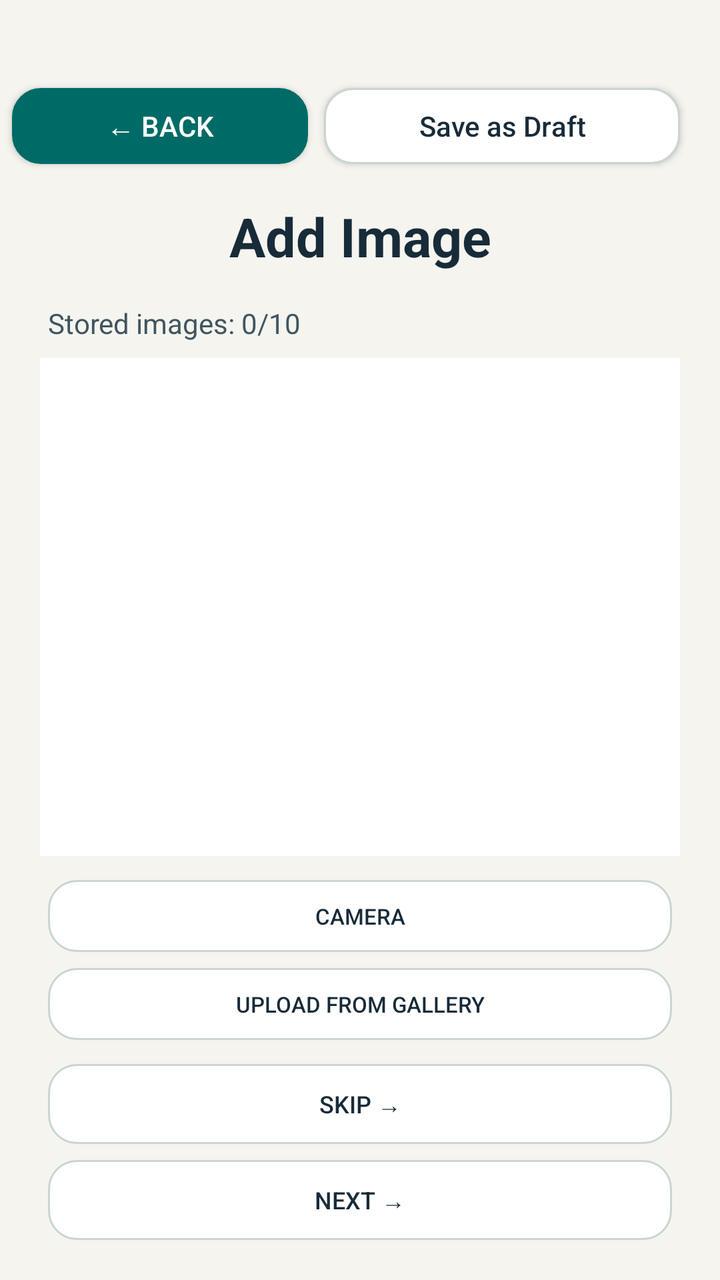
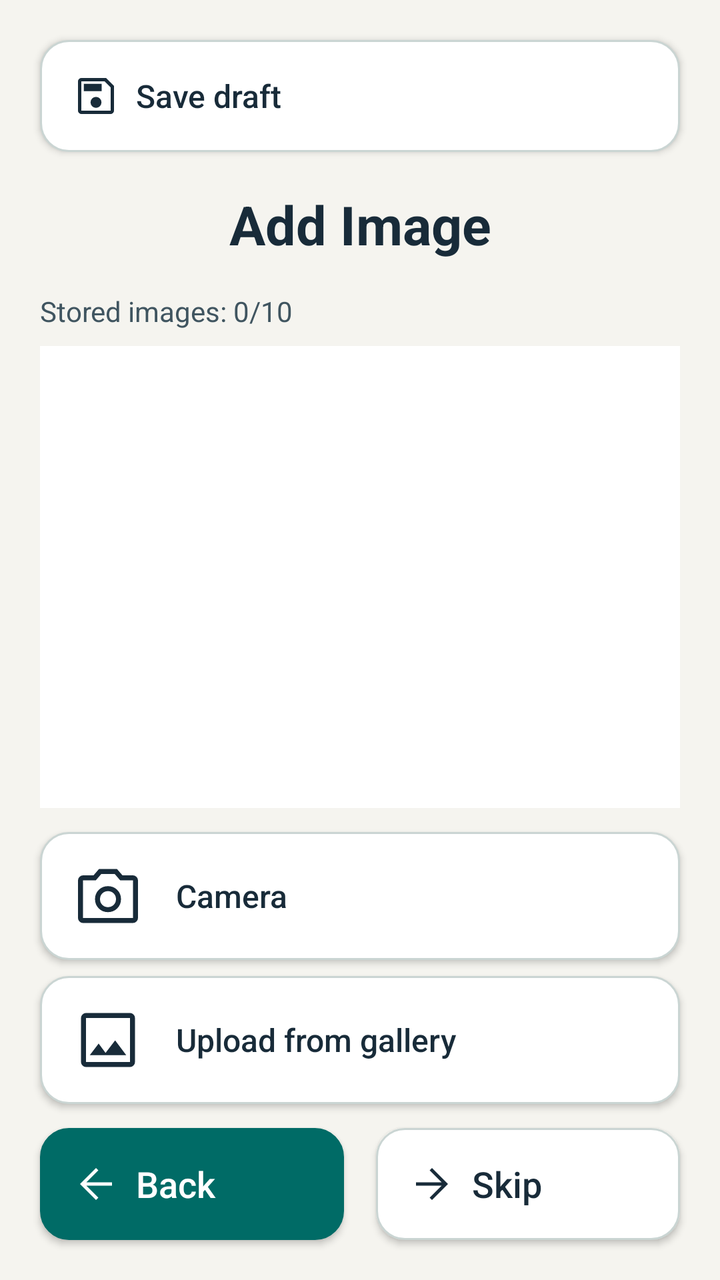

Two renders of the same Android screen: before a commit and after it. Below are the layout's source before the change and the commit's diff.
<!-- AndroidManifest.xml: application theme Theme.JavaReportingSystem -->
<!-- res/layout/activity_report_images.xml -->
<?xml version="1.0" encoding="utf-8"?>
<androidx.constraintlayout.widget.ConstraintLayout xmlns:android="http://schemas.android.com/apk/res/android"
    xmlns:app="http://schemas.android.com/apk/res-auto"
    xmlns:tools="http://schemas.android.com/tools"
    android:id="@+id/main"
    android:layout_width="match_parent"
    android:layout_height="match_parent"
    tools:context=".ui.ReportImagesActivity">

    
    <Button
        android:id="@+id/btnBack"
        android:layout_width="148dp"
        android:layout_height="38dp"
        android:layout_marginStart="6dp"
        android:layout_marginTop="44dp"
        android:background="@drawable/back_button"
        android:gravity="center"
        android:minHeight="0dp"
        android:minWidth="0dp"
        android:padding="0dp"
        android:text="← BACK"
        android:textColor="@color/safety_on_action"
        android:textAllCaps="false"
        android:textSize="14sp"
        app:layout_constraintStart_toStartOf="parent"
        app:layout_constraintTop_toTopOf="parent"
                app:backgroundTint="@null" />

    <Button
        android:id="@+id/btnSaveDraft"
        android:layout_width="0dp"
        android:layout_height="38dp"
        android:layout_marginStart="8dp"
        android:layout_marginEnd="20dp"
        android:background="@drawable/outline_button"
        android:text="@string/save_as_draft"
        android:textAllCaps="false"
        android:textColor="@color/safety_text"
        android:textSize="14sp"
        android:minWidth="0dp"
        android:paddingStart="8dp"
        android:paddingEnd="8dp"
        app:backgroundTint="@null"
        app:layout_constraintStart_toEndOf="@id/btnBack"
        app:layout_constraintEnd_toEndOf="parent"
        app:layout_constraintTop_toTopOf="@id/btnBack" />



    <TextView
        android:id="@+id/tvTitle"
        android:layout_width="wrap_content"
        android:layout_height="wrap_content"
        android:layout_marginTop="18dp"
        android:text="Add Image"
        android:textSize="27sp"
        android:textStyle="bold"
        android:textColor="@color/safety_text"
        app:layout_constraintTop_toBottomOf="@id/btnBack"
        app:layout_constraintStart_toStartOf="parent"
        app:layout_constraintEnd_toEndOf="parent" />

    <TextView
        android:id="@+id/tvImageCount"
        android:layout_width="wrap_content"
        android:layout_height="wrap_content"
        android:layout_marginStart="24dp"
        android:layout_marginTop="16dp"
        android:text="Stored images: 0/10"
        android:textSize="14sp"
        android:textColor="@color/safety_text_secondary"
        app:layout_constraintTop_toBottomOf="@id/tvTitle"
        app:layout_constraintStart_toStartOf="parent" />

    <androidx.recyclerview.widget.RecyclerView
        android:id="@+id/rvImageThumbnails"
        android:layout_width="0dp"
        android:layout_height="0dp"
        android:layout_marginStart="20dp"
        android:background="@color/safety_surface"
        android:layout_marginEnd="20dp"
        android:layout_marginTop="8dp"
        android:layout_marginBottom="12dp"
        android:clipToPadding="false"
        android:paddingBottom="4dp"
        android:overScrollMode="ifContentScrolls"
        app:layout_constraintTop_toBottomOf="@id/tvImageCount"
        app:layout_constraintBottom_toTopOf="@id/btnCamera"
        app:layout_constraintStart_toStartOf="parent"
        app:layout_constraintEnd_toEndOf="parent" />

    <Button
        android:id="@+id/btnCamera"
        android:layout_width="0dp"
        android:layout_height="36dp"
        android:layout_marginStart="24dp"
        android:layout_marginEnd="24dp"
        android:layout_marginBottom="8dp"
        android:text="CAMERA"
        android:textSize="11sp"
        android:textColor="@color/safety_text"
        android:background="@drawable/outline_button"
        android:minWidth="0dp"
        android:minHeight="0dp"
        android:padding="0dp"
        android:stateListAnimator="@null"
        app:layout_constraintBottom_toTopOf="@id/btnGallery"
        app:layout_constraintStart_toStartOf="parent"
        app:layout_constraintEnd_toEndOf="parent"
                app:backgroundTint="@null" />

    <Button
        android:id="@+id/btnGallery"
        android:layout_width="0dp"
        android:layout_height="36dp"
        android:layout_marginStart="24dp"
        android:layout_marginEnd="24dp"
        android:layout_marginBottom="12dp"
        android:text="UPLOAD FROM GALLERY"
        android:textSize="11sp"
        android:textColor="@color/safety_text"
        android:background="@drawable/outline_button"
        android:minWidth="0dp"
        android:minHeight="0dp"
        android:padding="0dp"
        android:stateListAnimator="@null"
        app:layout_constraintBottom_toTopOf="@id/btnSkip"
        app:layout_constraintStart_toStartOf="parent"
        app:layout_constraintEnd_toEndOf="parent"
                app:backgroundTint="@null" />

    <Button
        android:id="@+id/btnSkip"
        android:layout_width="0dp"
        android:layout_height="40dp"
        android:layout_marginStart="24dp"
        android:layout_marginEnd="24dp"
        android:layout_marginBottom="8dp"
        android:text="Skip →"
        android:textSize="12sp"
        android:textColor="@color/safety_text"
        android:background="@drawable/outline_button"
        android:minWidth="0dp"
        android:minHeight="0dp"
        android:padding="0dp"
        android:stateListAnimator="@null"
        app:layout_constraintBottom_toTopOf="@id/btnNext"
        app:layout_constraintStart_toStartOf="parent"
        app:layout_constraintEnd_toEndOf="parent"
                app:backgroundTint="@null" />

    <Button
        android:id="@+id/btnNext"
        android:layout_width="0dp"
        android:layout_height="40dp"
        android:layout_marginStart="24dp"
        android:layout_marginEnd="24dp"
        android:layout_marginBottom="20dp"
        android:text="Next →"
        android:textSize="12sp"
        android:textColor="@color/safety_text"
        android:background="@drawable/outline_button"
        android:minWidth="0dp"
        android:minHeight="0dp"
        android:padding="0dp"
        android:stateListAnimator="@null"
        app:layout_constraintBottom_toBottomOf="parent"
        app:layout_constraintStart_toStartOf="parent"
        app:layout_constraintEnd_toEndOf="parent"
                app:backgroundTint="@null" />

</androidx.constraintlayout.widget.ConstraintLayout>
<!-- resources referenced by this layout -->
<resources>
  <string name="save_as_draft">Save as Draft</string>
  <!-- unchanged entries left out for length: 11 -->
</resources>

<!-- the commit's change to res/layout/activity_report_images.xml (unified diff, before → after) -->
@@ -1,173 +1,200 @@
 <?xml version="1.0" encoding="utf-8"?>
 <androidx.constraintlayout.widget.ConstraintLayout xmlns:android="http://schemas.android.com/apk/res/android"
     xmlns:app="http://schemas.android.com/apk/res-auto"
-    xmlns:tools="http://schemas.android.com/tools"
     android:id="@+id/main"
     android:layout_width="match_parent"
     android:layout_height="match_parent"
-    tools:context=".ui.ReportImagesActivity">
-
-    
-    <Button
-        android:id="@+id/btnBack"
-        android:layout_width="148dp"
-        android:layout_height="38dp"
-        android:layout_marginStart="6dp"
-        android:layout_marginTop="44dp"
-        android:background="@drawable/back_button"
-        android:gravity="center"
-        android:minHeight="0dp"
-        android:minWidth="0dp"
-        android:padding="0dp"
-        android:text="← BACK"
-        android:textColor="@color/safety_on_action"
-        android:textAllCaps="false"
-        android:textSize="14sp"
-        app:layout_constraintStart_toStartOf="parent"
-        app:layout_constraintTop_toTopOf="parent"
-                app:backgroundTint="@null" />
+    android:background="@color/safety_background">
+
+    <androidx.constraintlayout.widget.Guideline
+        android:id="@+id/bottomGuide"
+        android:layout_width="wrap_content"
+        android:layout_height="wrap_content"
+        android:orientation="vertical"
+        app:layout_constraintGuide_percent="0.5" />
 
     <Button
         android:id="@+id/btnSaveDraft"
         android:layout_width="0dp"
-        android:layout_height="38dp"
-        android:layout_marginStart="8dp"
-        android:layout_marginEnd="20dp"
-        android:background="@drawable/outline_button"
+        android:layout_height="56dp"
+        android:layout_marginStart="20dp"
+        android:layout_marginTop="20dp"
+        android:layout_marginEnd="20dp"
+        android:background="@drawable/outline_button"
+        android:drawableStart="@drawable/ic_ms_save"
+        android:drawableTint="@color/safety_text"
+        android:drawablePadding="8dp"
+        android:gravity="center_vertical|start"
+        android:paddingStart="16dp"
+        android:paddingEnd="16dp"
         android:text="@string/save_as_draft"
         android:textAllCaps="false"
         android:textColor="@color/safety_text"
-        android:textSize="14sp"
-        android:minWidth="0dp"
-        android:paddingStart="8dp"
-        android:paddingEnd="8dp"
-        app:backgroundTint="@null"
-        app:layout_constraintStart_toEndOf="@id/btnBack"
-        app:layout_constraintEnd_toEndOf="parent"
-        app:layout_constraintTop_toTopOf="@id/btnBack" />
-
-
+        android:textSize="16sp"
+        app:backgroundTint="@null"
+        app:layout_constraintEnd_toEndOf="parent"
+        app:layout_constraintStart_toStartOf="parent"
+        app:layout_constraintTop_toTopOf="parent" />
 
     <TextView
         android:id="@+id/tvTitle"
-        android:layout_width="wrap_content"
+        android:layout_width="0dp"
         android:layout_height="wrap_content"
         android:layout_marginTop="18dp"
-        android:text="Add Image"
+        android:gravity="center"
+        android:text="@string/add_image_title"
+        android:textColor="@color/safety_text"
         android:textSize="27sp"
         android:textStyle="bold"
-        android:textColor="@color/safety_text"
-        app:layout_constraintTop_toBottomOf="@id/btnBack"
-        app:layout_constraintStart_toStartOf="parent"
-        app:layout_constraintEnd_toEndOf="parent" />
+        app:layout_constraintEnd_toEndOf="parent"
+        app:layout_constraintStart_toStartOf="parent"
+        app:layout_constraintTop_toBottomOf="@id/btnSaveDraft" />
 
     <TextView
         android:id="@+id/tvImageCount"
-        android:layout_width="wrap_content"
+        android:layout_width="0dp"
         android:layout_height="wrap_content"
-        android:layout_marginStart="24dp"
+        android:layout_marginStart="20dp"
         android:layout_marginTop="16dp"
-        android:text="Stored images: 0/10"
+        android:layout_marginEnd="20dp"
+        android:text="@string/stored_images_empty"
+        android:textColor="@color/safety_text_secondary"
         android:textSize="14sp"
-        android:textColor="@color/safety_text_secondary"
-        app:layout_constraintTop_toBottomOf="@id/tvTitle"
-        app:layout_constraintStart_toStartOf="parent" />
+        app:layout_constraintEnd_toEndOf="parent"
+        app:layout_constraintStart_toStartOf="parent"
+        app:layout_constraintTop_toBottomOf="@id/tvTitle" />
 
     <androidx.recyclerview.widget.RecyclerView
         android:id="@+id/rvImageThumbnails"
         android:layout_width="0dp"
         android:layout_height="0dp"
         android:layout_marginStart="20dp"
+        android:layout_marginTop="8dp"
+        android:layout_marginEnd="20dp"
+        android:layout_marginBottom="12dp"
         android:background="@color/safety_surface"
-        android:layout_marginEnd="20dp"
-        android:layout_marginTop="8dp"
+        android:clipToPadding="false"
+        android:overScrollMode="ifContentScrolls"
+        android:paddingBottom="8dp"
+        android:scrollbars="vertical"
+        app:layout_constraintBottom_toTopOf="@id/btnCamera"
+        app:layout_constraintEnd_toEndOf="parent"
+        app:layout_constraintStart_toStartOf="parent"
+        app:layout_constraintTop_toBottomOf="@id/tvImageCount" />
+
+    <Button
+        android:id="@+id/btnCamera"
+        android:layout_width="0dp"
+        android:layout_height="64dp"
+        android:layout_marginStart="20dp"
+        android:layout_marginEnd="20dp"
+        android:layout_marginBottom="8dp"
+        android:background="@drawable/outline_button"
+        android:drawableStart="@drawable/ic_ms_photo_camera"
+        android:drawableTint="@color/safety_text"
+        android:drawablePadding="16dp"
+        android:gravity="center_vertical|start"
+        android:paddingStart="16dp"
+        android:paddingEnd="16dp"
+        android:text="@string/camera_action"
+        android:textAllCaps="false"
+        android:textColor="@color/safety_text"
+        android:textSize="16sp"
+        app:backgroundTint="@null"
+        app:layout_constraintBottom_toTopOf="@id/btnGallery"
+        app:layout_constraintEnd_toEndOf="parent"
+        app:layout_constraintStart_toStartOf="parent" />
+
+    <Button
+        android:id="@+id/btnGallery"
+        android:layout_width="0dp"
+        android:layout_height="64dp"
+        android:layout_marginStart="20dp"
+        android:layout_marginEnd="20dp"
         android:layout_marginBottom="12dp"
-        android:clipToPadding="false"
-        android:paddingBottom="4dp"
-        android:overScrollMode="ifContentScrolls"
-        app:layout_constraintTop_toBottomOf="@id/tvImageCount"
-        app:layout_constraintBottom_toTopOf="@id/btnCamera"
-        app:layout_constraintStart_toStartOf="parent"
-        app:layout_constraintEnd_toEndOf="parent" />
-
-    <Button
-        android:id="@+id/btnCamera"
-        android:layout_width="0dp"
-        android:layout_height="36dp"
-        android:layout_marginStart="24dp"
-        android:layout_marginEnd="24dp"
-        android:layout_marginBottom="8dp"
-        android:text="CAMERA"
-        android:textSize="11sp"
-        android:textColor="@color/safety_text"
-        android:background="@drawable/outline_button"
-        android:minWidth="0dp"
-        android:minHeight="0dp"
-        android:padding="0dp"
-        android:stateListAnimator="@null"
-        app:layout_constraintBottom_toTopOf="@id/btnGallery"
-        app:layout_constraintStart_toStartOf="parent"
-        app:layout_constraintEnd_toEndOf="parent"
-                app:backgroundTint="@null" />
-
-    <Button
-        android:id="@+id/btnGallery"
-        android:layout_width="0dp"
-        android:layout_height="36dp"
-        android:layout_marginStart="24dp"
-        android:layout_marginEnd="24dp"
-        android:layout_marginBottom="12dp"
-        android:text="UPLOAD FROM GALLERY"
-        android:textSize="11sp"
-        android:textColor="@color/safety_text"
-        android:background="@drawable/outline_button"
-        android:minWidth="0dp"
-        android:minHeight="0dp"
-        android:padding="0dp"
-        android:stateListAnimator="@null"
-        app:layout_constraintBottom_toTopOf="@id/btnSkip"
-        app:layout_constraintStart_toStartOf="parent"
-        app:layout_constraintEnd_toEndOf="parent"
-                app:backgroundTint="@null" />
+        android:background="@drawable/outline_button"
+        android:drawableStart="@drawable/ic_ms_image"
+        android:drawableTint="@color/safety_text"
+        android:drawablePadding="16dp"
+        android:gravity="center_vertical|start"
+        android:paddingStart="16dp"
+        android:paddingEnd="16dp"
+        android:text="@string/gallery_action"
+        android:textAllCaps="false"
+        android:textColor="@color/safety_text"
+        android:textSize="16sp"
+        app:backgroundTint="@null"
+        app:layout_constraintBottom_toTopOf="@id/btnBack"
+        app:layout_constraintEnd_toEndOf="parent"
+        app:layout_constraintStart_toStartOf="parent" />
+
+    <Button
+        android:id="@+id/btnBack"
+        android:layout_width="0dp"
+        android:layout_height="56dp"
+        android:layout_marginStart="20dp"
+        android:layout_marginEnd="8dp"
+        android:layout_marginBottom="20dp"
+        android:background="@drawable/back_button"
+        android:drawableStart="@drawable/ic_ms_arrow_back"
+        android:drawableTint="@color/safety_on_action"
+        android:drawablePadding="8dp"
+        android:gravity="center_vertical|start"
+        android:paddingStart="16dp"
+        android:paddingEnd="16dp"
+        android:text="@string/back"
+        android:textAllCaps="false"
+        android:textColor="@color/safety_on_action"
+        android:textSize="18sp"
+        app:backgroundTint="@null"
+        app:layout_constraintBottom_toBottomOf="parent"
+        app:layout_constraintEnd_toStartOf="@id/bottomGuide"
+        app:layout_constraintStart_toStartOf="parent" />
 
     <Button
         android:id="@+id/btnSkip"
         android:layout_width="0dp"
-        android:layout_height="40dp"
-        android:layout_marginStart="24dp"
-        android:layout_marginEnd="24dp"
-        android:layout_marginBottom="8dp"
-        android:text="Skip →"
-        android:textSize="12sp"
-        android:textColor="@color/safety_text"
-        android:background="@drawable/outline_button"
-        android:minWidth="0dp"
-        android:minHeight="0dp"
-        android:padding="0dp"
-        android:stateListAnimator="@null"
-        app:layout_constraintBottom_toTopOf="@id/btnNext"
-        app:layout_constraintStart_toStartOf="parent"
-        app:layout_constraintEnd_toEndOf="parent"
-                app:backgroundTint="@null" />
+        android:layout_height="56dp"
+        android:layout_marginStart="8dp"
+        android:layout_marginEnd="20dp"
+        android:layout_marginBottom="20dp"
+        android:background="@drawable/outline_button"
+        android:drawableStart="@drawable/ic_ms_arrow_forward"
+        android:drawableTint="@color/safety_text"
+        android:drawablePadding="8dp"
+        android:gravity="center_vertical|start"
+        android:paddingStart="16dp"
+        android:paddingEnd="16dp"
+        android:text="@string/skip"
+        android:textAllCaps="false"
+        android:textColor="@color/safety_text"
+        android:textSize="18sp"
+        app:backgroundTint="@null"
+        app:layout_constraintBottom_toBottomOf="parent"
+        app:layout_constraintEnd_toEndOf="parent"
+        app:layout_constraintStart_toStartOf="@id/bottomGuide" />
 
     <Button
         android:id="@+id/btnNext"
         android:layout_width="0dp"
-        android:layout_height="40dp"
-        android:layout_marginStart="24dp"
-        android:layout_marginEnd="24dp"
+        android:layout_height="56dp"
+        android:layout_marginStart="8dp"
+        android:layout_marginEnd="20dp"
         android:layout_marginBottom="20dp"
-        android:text="Next →"
-        android:textSize="12sp"
-        android:textColor="@color/safety_text"
-        android:background="@drawable/outline_button"
-        android:minWidth="0dp"
-        android:minHeight="0dp"
-        android:padding="0dp"
-        android:stateListAnimator="@null"
+        android:background="@drawable/next_button"
+        android:drawableStart="@drawable/ic_ms_arrow_forward"
+        android:drawableTint="@color/safety_on_action"
+        android:drawablePadding="8dp"
+        android:gravity="center_vertical|start"
+        android:paddingStart="16dp"
+        android:paddingEnd="16dp"
+        android:text="@string/next"
+        android:textAllCaps="false"
+        android:textColor="@color/safety_on_action"
+        android:textSize="18sp"
+        android:visibility="gone"
+        app:backgroundTint="@null"
         app:layout_constraintBottom_toBottomOf="parent"
-        app:layout_constraintStart_toStartOf="parent"
-        app:layout_constraintEnd_toEndOf="parent"
-                app:backgroundTint="@null" />
-
+        app:layout_constraintEnd_toEndOf="parent"
+        app:layout_constraintStart_toStartOf="@id/bottomGuide" />
 </androidx.constraintlayout.widget.ConstraintLayout>
<!-- resource entries referenced after the edit -->
@@ -1,6 +1,75 @@
 <!-- resources referenced by this layout -->
 <resources>
-  <string name="save_as_draft">Save as Draft</string>
+  <!-- drawable ic_ms_arrow_back (drawable) -->
+  <vector xmlns:android="http://schemas.android.com/apk/res/android"
+      android:width="24dp"
+      android:height="24dp"
+      android:viewportWidth="960"
+      android:viewportHeight="960"
+      android:autoMirrored="true">
+    <path
+        android:fillColor="@color/safety_text"
+        android:pathData="M287,513.33L527,753.33L480,800L160,480L480,160L527,206.67L287,446.67L800,446.67L800,513.33L287,513.33Z"/>
+  </vector>
+  <!-- drawable ic_ms_arrow_forward (drawable) -->
+  <vector xmlns:android="http://schemas.android.com/apk/res/android"
+      android:width="24dp"
+      android:height="24dp"
+      android:viewportWidth="960"
+      android:viewportHeight="960"
+      android:autoMirrored="true">
+    <path
+        android:fillColor="@color/safety_text"
+        android:pathData="M673,513.33L160,513.33L160,446.67L673,446.67L433,206.67L480,160L800,480L480,800L433,753.33L673,513.33Z"/>
+  </vector>
+  <!-- drawable ic_ms_image (drawable) -->
+  <vector xmlns:android="http://schemas.android.com/apk/res/android"
+      android:width="36dp"
+      android:height="36dp"
+      android:viewportWidth="960"
+      android:viewportHeight="960"
+  >
+    <path
+        android:fillColor="@color/safety_text"
+        android:pathData="M186.67,840Q159.67,840 139.83,820.17Q120,800.33 120,773.33L120,186.67Q120,159.67 139.83,139.83Q159.67,120 186.67,120L773.33,120Q800.33,120 820.17,139.83Q840,159.67 840,186.67L840,773.33Q840,800.33 820.17,820.17Q800.33,840 773.33,840L186.67,840ZM186.67,773.33L773.33,773.33Q773.33,773.33 773.33,773.33Q773.33,773.33 773.33,773.33L773.33,186.67Q773.33,186.67 773.33,186.67Q773.33,186.67 773.33,186.67L186.67,186.67Q186.67,186.67 186.67,186.67Q186.67,186.67 186.67,186.67L186.67,773.33Q186.67,773.33 186.67,773.33Q186.67,773.33 186.67,773.33ZM237.33,682L723.33,682L575.33,484.67L447.33,652L355.33,527.33L237.33,682ZM186.67,773.33Q186.67,773.33 186.67,773.33Q186.67,773.33 186.67,773.33L186.67,186.67Q186.67,186.67 186.67,186.67Q186.67,186.67 186.67,186.67L186.67,186.67Q186.67,186.67 186.67,186.67Q186.67,186.67 186.67,186.67L186.67,773.33Q186.67,773.33 186.67,773.33Q186.67,773.33 186.67,773.33L186.67,773.33Z"/>
+  </vector>
+  <!-- drawable ic_ms_photo_camera (drawable) -->
+  <vector xmlns:android="http://schemas.android.com/apk/res/android"
+      android:width="36dp"
+      android:height="36dp"
+      android:viewportWidth="960"
+      android:viewportHeight="960"
+  >
+    <path
+        android:fillColor="@color/safety_text"
+        android:pathData="M479.67,695.33Q553,695.33 603.17,645.17Q653.33,595 653.33,521.67Q653.33,448.33 603.17,398.5Q553,348.67 479.67,348.67Q406.33,348.67 356.5,398.5Q306.67,448.33 306.67,521.67Q306.67,595 356.5,645.17Q406.33,695.33 479.67,695.33ZM479.67,628.67Q434,628.67 403.67,598Q373.33,567.33 373.33,521.67Q373.33,476 403.67,445.67Q434,415.33 479.67,415.33Q525.33,415.33 556,445.67Q586.67,476 586.67,521.67Q586.67,567.33 556,598Q525.33,628.67 479.67,628.67ZM146.67,840Q119.67,840 99.83,820.17Q80,800.33 80,773.33L80,271.33Q80,245 99.83,224.83Q119.67,204.67 146.67,204.67L286.67,204.67L360,120L600,120L673.33,204.67L813.33,204.67Q839.67,204.67 859.83,224.83Q880,245 880,271.33L880,773.33Q880,800.33 859.83,820.17Q839.67,840 813.33,840L146.67,840ZM146.67,773.33L813.33,773.33Q813.33,773.33 813.33,773.33Q813.33,773.33 813.33,773.33L813.33,271.33Q813.33,271.33 813.33,271.33Q813.33,271.33 813.33,271.33L642.67,271.33L569.67,186.67L390.33,186.67L317.33,271.33L146.67,271.33Q146.67,271.33 146.67,271.33Q146.67,271.33 146.67,271.33L146.67,773.33Q146.67,773.33 146.67,773.33Q146.67,773.33 146.67,773.33ZM480,522Q480,522 480,522Q480,522 480,522L480,522Q480,522 480,522Q480,522 480,522L480,522L480,522L480,522L480,522L480,522Q480,522 480,522Q480,522 480,522L480,522Q480,522 480,522Q480,522 480,522L480,522Z"/>
+  </vector>
+  <!-- drawable ic_ms_save (drawable) -->
+  <vector xmlns:android="http://schemas.android.com/apk/res/android"
+      android:width="24dp"
+      android:height="24dp"
+      android:viewportWidth="960"
+      android:viewportHeight="960"
+  >
+    <path
+        android:fillColor="@color/safety_text"
+        android:pathData="M840,278L840,773.33Q840,800.33 820.17,820.17Q800.33,840 773.33,840L186.67,840Q159.67,840 139.83,820.17Q120,800.33 120,773.33L120,186.67Q120,159.67 139.83,139.83Q159.67,120 186.67,120L682,120L840,278ZM773.33,307.33L652.67,186.67L186.67,186.67Q186.67,186.67 186.67,186.67Q186.67,186.67 186.67,186.67L186.67,773.33Q186.67,773.33 186.67,773.33Q186.67,773.33 186.67,773.33L773.33,773.33Q773.33,773.33 773.33,773.33Q773.33,773.33 773.33,773.33L773.33,307.33ZM479.84,716.67Q525.33,716.67 557.33,684.82Q589.33,652.98 589.33,607.49Q589.33,562 557.49,530Q525.65,498 480.16,498Q434.67,498 402.67,529.84Q370.67,561.69 370.67,607.18Q370.67,652.67 402.51,684.67Q434.35,716.67 479.84,716.67ZM235.33,384L594,384L594,235.33L235.33,235.33L235.33,384ZM186.67,307.33L186.67,773.33Q186.67,773.33 186.67,773.33Q186.67,773.33 186.67,773.33L186.67,773.33Q186.67,773.33 186.67,773.33Q186.67,773.33 186.67,773.33L186.67,186.67Q186.67,186.67 186.67,186.67Q186.67,186.67 186.67,186.67L186.67,186.67L186.67,307.33Z"/>
+  </vector>
+  <!-- drawable next_button (drawable) -->
+  <?xml version="1.0" encoding="utf-8"?>
+  <shape xmlns:android="http://schemas.android.com/apk/res/android" android:shape="rectangle">
+      <solid android:color="@color/safety_action" />
+      <stroke android:width="1dp" android:color="@color/safety_action" />
+      <corners android:radius="14dp" />
+  </shape>
+  <string name="add_image_title">Add Image</string>
+  <string name="back">Back</string>
+  <string name="camera_action">Camera</string>
+  <string name="gallery_action">Upload from gallery</string>
+  <string name="next">Next</string>
+  <string name="save_as_draft">Save draft</string>
+  <string name="skip">Skip</string>
+  <string name="stored_images_empty">Stored images: 0/10</string>
   <!-- unchanged entries left out for length: 11 -->
 </resources>
 
